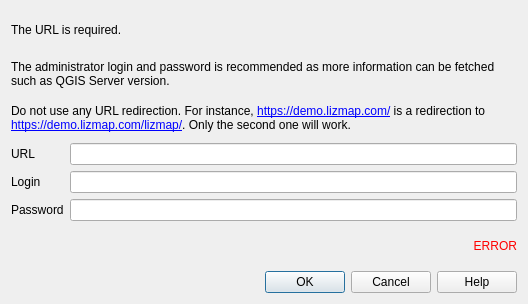
The window that lizmap/resources/ui/ui_form_server.ui (3liz/lizmap-plugin) describes before a commit, drawn with Qt 5.
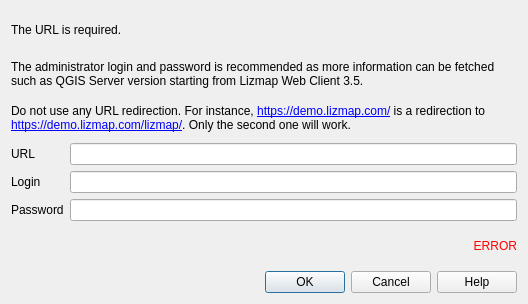
The same window after the commit. Custom widgets are drawn as their Qt base class.

Commit message: UX - Add a copy versions as markdown

Diff of the .ui file:
```diff
--- a/lizmap/resources/ui/ui_form_server.ui
+++ b/lizmap/resources/ui/ui_form_server.ui
@@ -27,7 +27,7 @@
    <item>
     <widget class="QLabel" name="label_5">
      <property name="text">
-      <string>The administrator login and password is recommended as more information can be fetched such as QGIS Server version.</string>
+      <string>The administrator login and password is recommended as more information can be fetched such as QGIS Server version starting from Lizmap Web Client 3.5.</string>
      </property>
      <property name="wordWrap">
       <bool>true</bool>
```
The commit also changes 3 other files.
